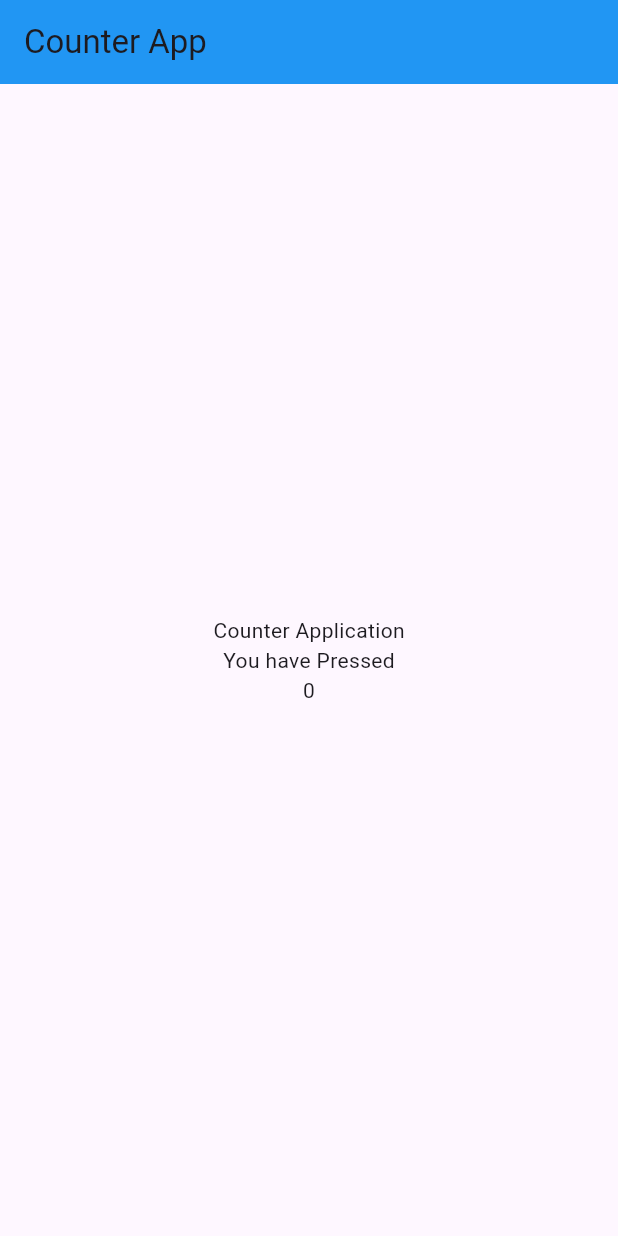
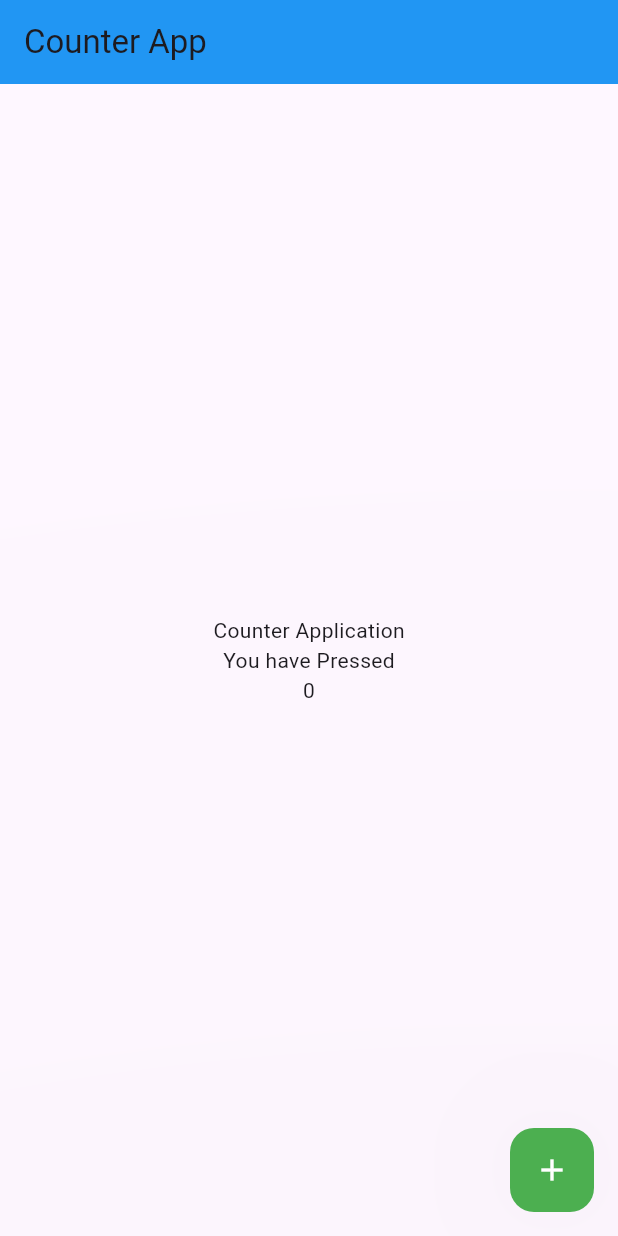
Before and after one commit to migol06/NT-Learning-Flutter, a Flutter app: the screen it shows after launch, on a phone screen of 412 x 824 dp. Run offline on Flutter 3.47's test engine with Material 3 defaults, Android fonts, the phone set to English and light mode, and no system bars.

```diff
--- a/lib/main.dart
+++ b/lib/main.dart
@@ -29,6 +29,8 @@ class MyHomePage extends StatefulWidget {
 }
 
 class _MyHomePageState extends State<MyHomePage> {
+  int counter = 0;
+
   @override
   Widget build(BuildContext context) {
     return Scaffold(
@@ -36,15 +38,27 @@ class _MyHomePageState extends State<MyHomePage> {
         title: Text('Counter App'),
         backgroundColor: Colors.blue,
       ),
-      body: const Center(
+      body: Center(
         child: Column(
           mainAxisAlignment: MainAxisAlignment.center,
           children: [
             Text('Counter Application'),
             Text('You have Pressed'),
-            Text('0'),
+            Text(counter.toString()),
           ],
         ),
+      ),
+      floatingActionButton: FloatingActionButton(
+        onPressed: () {
+          setState(() {
+            counter++;
+          });
+        },
+        child: Icon(Icons.add),
+        tooltip: 'Increment',
+        backgroundColor: Colors.green,
+        foregroundColor: Colors.white,
+        elevation: 1000.0,
       ),
     );
   }
```
